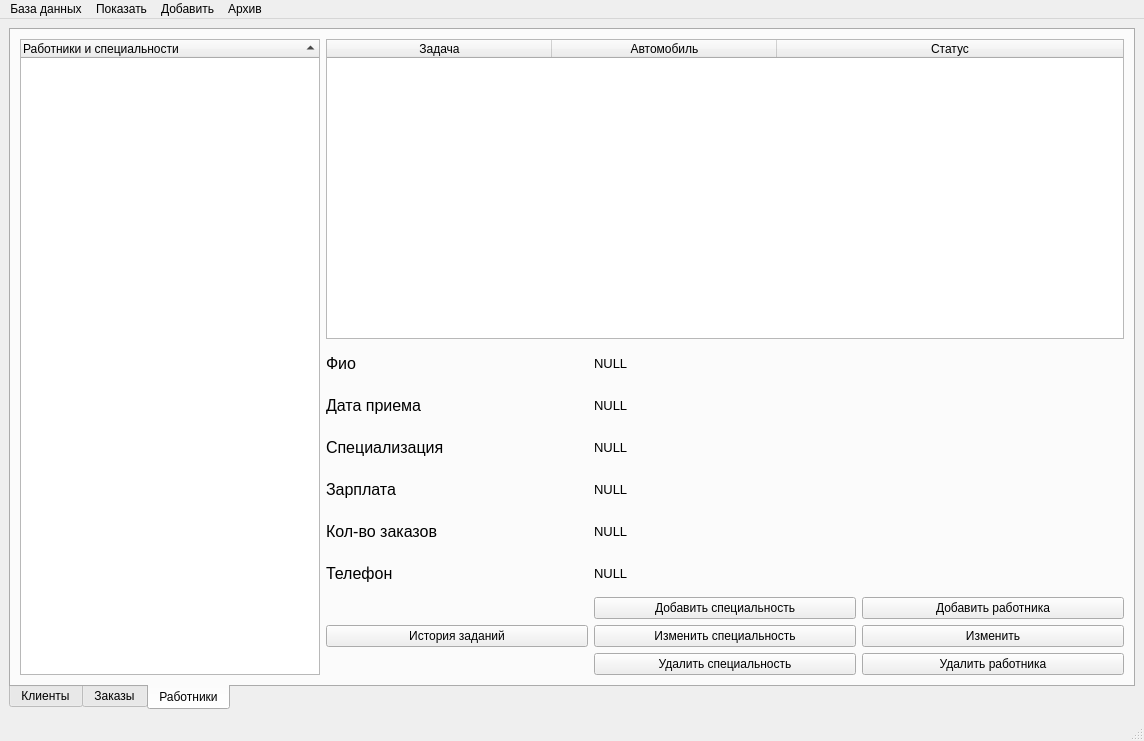
This is ui/mainwin.ui in Tr0ub1e/Izbushka as Qt 5 draws it before an edit. The edited form follows.
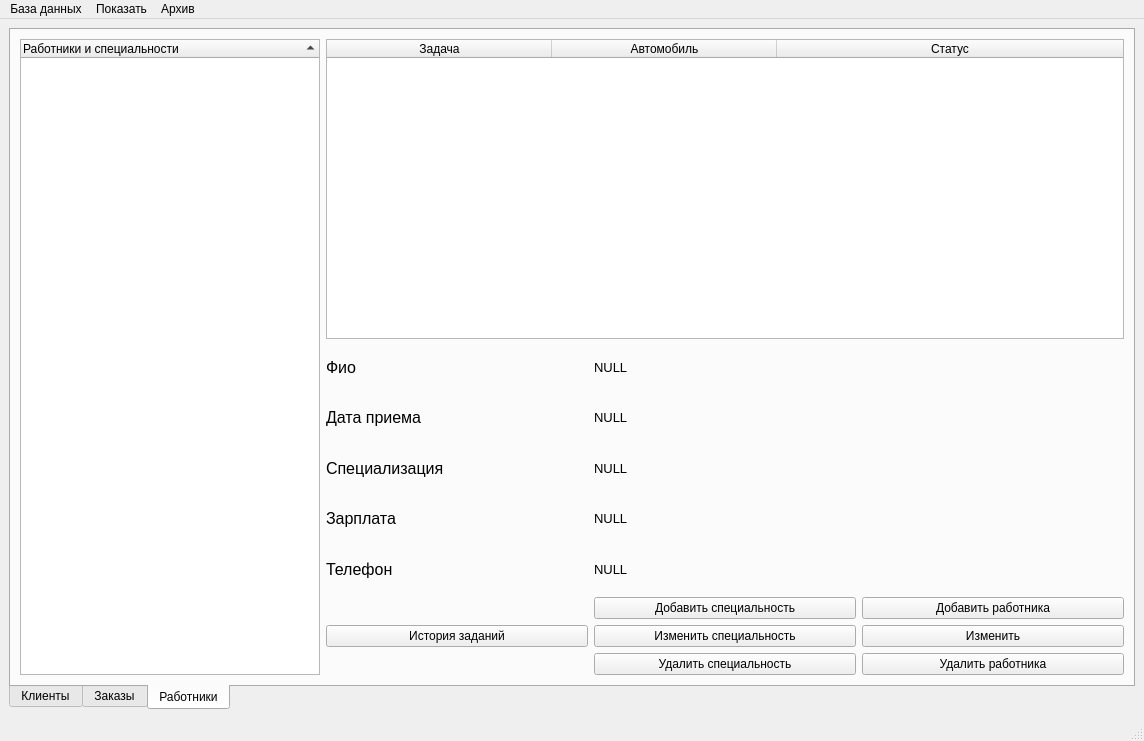
This is the edited form. The open tabs and pages were chosen to show the change. Icons and pictures are not drawn.

The edit to the form file:
```diff
--- a/ui/mainwin.ui
+++ b/ui/mainwin.ui
@@ -499,18 +499,6 @@
             </property>
            </widget>
           </item>
-          <item>
-           <widget class="QLabel" name="label_6">
-            <property name="font">
-             <font>
-              <pointsize>12</pointsize>
-             </font>
-            </property>
-            <property name="text">
-             <string>Кол-во заказов</string>
-            </property>
-           </widget>
-          </item>
           <item>
            <widget class="QLabel" name="label_2">
             <property name="font">
@@ -575,18 +563,6 @@
             </property>
            </widget>
           </item>
-          <item>
-           <widget class="QLabel" name="ordersLab">
-            <property name="font">
-             <font>
-              <pointsize>10</pointsize>
-             </font>
-            </property>
-            <property name="text">
-             <string>NULL</string>
-            </property>
-           </widget>
-          </item>
           <item>
            <widget class="QLabel" name="phoneLab">
             <property name="font">
@@ -680,13 +656,6 @@
     <addaction name="showSklad"/>
     <addaction name="showUslugi"/>
    </widget>
-   <widget class="QMenu" name="menu_3">
-    <property name="title">
-     <string>Добавить</string>
-    </property>
-    <addaction name="addCar"/>
-    <addaction name="addPart"/>
-   </widget>
    <widget class="QMenu" name="menu_4">
     <property name="title">
      <string>Архив</string>
@@ -697,7 +666,6 @@
    </widget>
    <addaction name="menu"/>
    <addaction name="menu_2"/>
-   <addaction name="menu_3"/>
    <addaction name="menu_4"/>
   </widget>
   <widget class="QStatusBar" name="statusbar"/>
```
